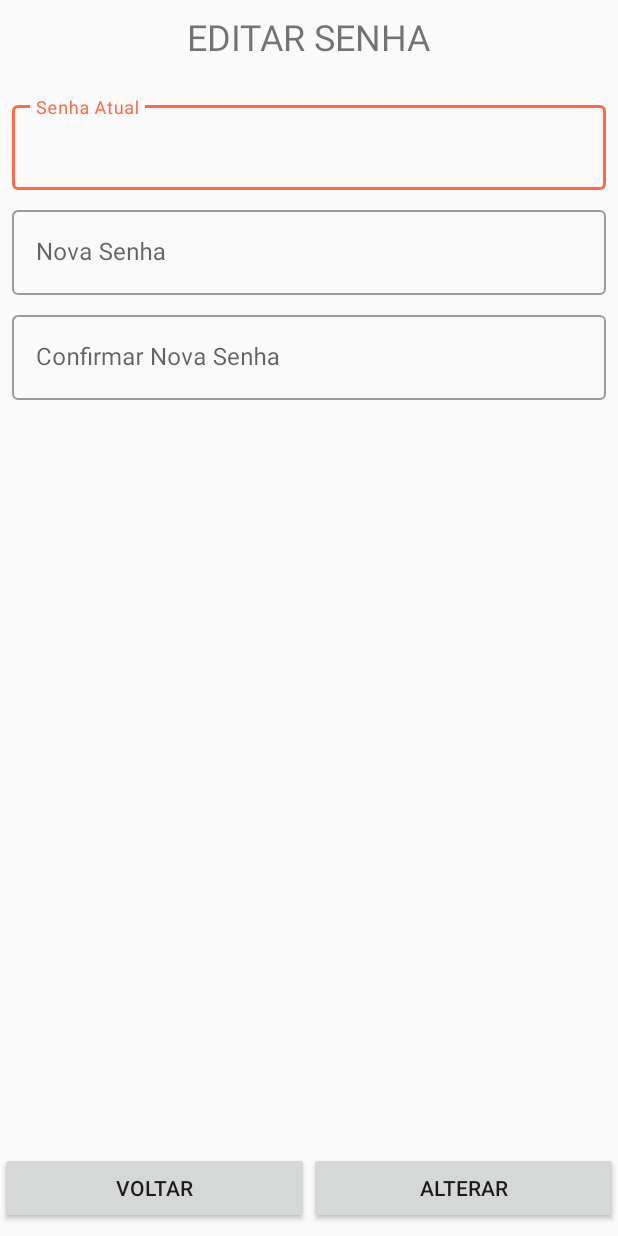
After one commit to notmarinho/BilangoMarket, an Android app: the EditarSenha screen opened directly, with no data from a screen before it, on a phone screen of 412 x 824 dp. The commit adds this screen. Run offline under Robolectric (Android 15) with nearby library versions, the light colour scheme and no system bars.

Commit message:
Editar usuario
Inseridas as Acitivity do menu de editar o usuario, assim como as funcionalidades de editar a senha e o nome do usuario.

```diff
--- /dev/null
+++ b/app/src/main/java/com/example/mateus/bilangomarket/EditarSenha.java
@@ -0,0 +1,60 @@
+package com.example.mateus.bilangomarket;
+
+import android.support.v7.app.AppCompatActivity;
+import android.os.Bundle;
+import android.view.View;
+import android.widget.EditText;
+import android.widget.Toast;
+
+import com.example.mateus.bilangomarket.DATA.UsuarioDAO;
+
+public class EditarSenha extends AppCompatActivity {
+
+    String usuario_senha;
+    String usuario_email;
+    EditText edt_senhaAtual;
+    EditText edt_novaSenha;
+    EditText edt_novaSenhaConf;
+
+    @Override
+    protected void onCreate(Bundle savedInstanceState) {
+        super.onCreate(savedInstanceState);
+        setContentView(R.layout.activity_editar_senha);
+        edt_senhaAtual = (EditText)findViewById(R.id.edt_senhaAtual);
+        edt_novaSenha = (EditText)findViewById(R.id.edt_novaSenha);
+        edt_novaSenhaConf = (EditText)findViewById(R.id.edt_confNovaSenha);
+        Bundle bundle = getIntent().getExtras();
+        if(bundle != null){
+            usuario_senha = bundle.getString("usuario_senha");
+            usuario_email = bundle.getString("usuario_email");
+        }
+    }
+
+    public void alterarSenha(View view){
+        boolean erro = false;
+        String senhaAtual = edt_senhaAtual.getText().toString();
+        String novaSenha  = edt_novaSenha.getText().toString();
+        String novaSenhaConf = edt_novaSenhaConf.getText().toString();
+
+        while (true){
+            if (!usuario_senha.equals(senhaAtual)){
+                erro = true;
+                Toast.makeText(this, "A senha inserida não corresponde a senha atual", Toast.LENGTH_SHORT).show();
+                break;
+            }else if (novaSenha.length() < 5){
+                erro = true;
+                Toast.makeText(this, "A nova senha tem que ter no minimo 5 caracteres", Toast.LENGTH_SHORT).show();
+                break;
+            }else if (!novaSenha.equals(novaSenhaConf)){
+                erro = true;
+                Toast.makeText(this, "Há divergencia entre a senha inseria e a confirmação", Toast.LENGTH_SHORT).show();
+                break;
+            }else break;
+        }
+        if (erro == false){
+            UsuarioDAO usuarioDAO = new UsuarioDAO(getApplicationContext());
+            usuarioDAO.editarSenha(usuario_email, edt_novaSenha.getText().toString());
+            Toast.makeText(this, "Senha alterada com sucesso", Toast.LENGTH_SHORT).show();
+        }
+    }
+}
--- a/app/src/main/java/com/example/mateus/bilangomarket/LoginActivity.java
+++ b/app/src/main/java/com/example/mateus/bilangomarket/LoginActivity.java
@@ -229,7 +229,7 @@ public class LoginActivity extends AppCompatActivity implements LoaderCallbacks<
             showProgress(true);
             mAuthTask = new UserLoginTask(email, password);
             mAuthTask.execute((Void) null);
-            Intent it = new Intent(this, menuUsuario.class);
+            Intent it = new Intent(this, MenuUsuario.class);
             it.putExtra("usuario_nome", u.getNome());
             it.putExtra("usuario_email", u.getEmail());
             it.putExtra("usuario_senha", u.getSenha());
--- /dev/null
+++ b/app/src/main/res/layout/activity_editar_senha.xml
@@ -0,0 +1,103 @@
+<?xml version="1.0" encoding="utf-8"?>
+<android.support.constraint.ConstraintLayout xmlns:android="http://schemas.android.com/apk/res/android"
+    xmlns:app="http://schemas.android.com/apk/res-auto"
+    xmlns:tools="http://schemas.android.com/tools"
+    android:layout_width="match_parent"
+    android:layout_height="match_parent"
+    tools:context=".EditarSenha">
+
+    <TextView
+        android:id="@+id/textView3"
+        android:layout_width="wrap_content"
+        android:layout_height="wrap_content"
+        android:layout_marginTop="8dp"
+        android:text="EDITAR SENHA"
+        android:textSize="24sp"
+        app:layout_constraintEnd_toEndOf="parent"
+        app:layout_constraintStart_toStartOf="parent"
+        app:layout_constraintTop_toTopOf="parent" />
+
+    <android.support.design.widget.TextInputLayout
+        android:id="@+id/textInputLayout"
+        style="@style/Widget.MaterialComponents.TextInputLayout.OutlinedBox"
+        android:layout_width="0dp"
+        android:layout_height="wrap_content"
+        android:layout_marginStart="8dp"
+        android:layout_marginTop="24dp"
+        android:layout_marginEnd="8dp"
+        android:hint="Senha Atual"
+        app:layout_constraintEnd_toEndOf="parent"
+        app:layout_constraintStart_toStartOf="parent"
+        app:layout_constraintTop_toBottomOf="@+id/textView3">
+
+        <android.support.design.widget.TextInputEditText
+            android:id="@+id/edt_senhaAtual"
+            android:layout_width="match_parent"
+            android:layout_height="wrap_content"
+            android:inputType="textPassword" />
+    </android.support.design.widget.TextInputLayout>
+
+    <android.support.design.widget.TextInputLayout
+        android:id="@+id/textInputLayout2"
+        style="@style/Widget.MaterialComponents.TextInputLayout.OutlinedBox"
+        android:layout_width="0dp"
+        android:layout_height="wrap_content"
+        android:layout_marginStart="8dp"
+        android:layout_marginTop="8dp"
+        android:layout_marginEnd="8dp"
+        android:hint="Nova Senha"
+        app:layout_constraintEnd_toEndOf="parent"
+        app:layout_constraintStart_toStartOf="parent"
+        app:layout_constraintTop_toBottomOf="@+id/textInputLayout">
+
+        <android.support.design.widget.TextInputEditText
+            android:id="@+id/edt_novaSenha"
+            android:layout_width="match_parent"
+            android:layout_height="wrap_content"
+            android:inputType="textPassword" />
+    </android.support.design.widget.TextInputLayout>
+
+    <android.support.design.widget.TextInputLayout
+        style="@style/Widget.MaterialComponents.TextInputLayout.OutlinedBox"
+        android:layout_width="0dp"
+        android:layout_height="wrap_content"
+        android:layout_marginStart="8dp"
+        android:layout_marginTop="8dp"
+        android:layout_marginEnd="8dp"
+        android:hint="Confirmar Nova Senha"
+        app:layout_constraintEnd_toEndOf="parent"
+        app:layout_constraintStart_toStartOf="parent"
+        app:layout_constraintTop_toBottomOf="@+id/textInputLayout2">
+
+        <android.support.design.widget.TextInputEditText
+            android:id="@+id/edt_confNovaSenha"
+            android:layout_width="match_parent"
+            android:layout_height="wrap_content"
+            android:inputType="textPassword" />
+    </android.support.design.widget.TextInputLayout>
+
+    <LinearLayout
+        android:layout_width="0dp"
+        android:layout_height="wrap_content"
+        android:layout_marginBottom="8dp"
+        android:orientation="horizontal"
+        app:layout_constraintBottom_toBottomOf="parent"
+        app:layout_constraintEnd_toEndOf="parent"
+        app:layout_constraintStart_toStartOf="parent">
+
+        <Button
+            android:id="@+id/btn_voltar"
+            android:layout_width="wrap_content"
+            android:layout_height="wrap_content"
+            android:layout_weight="1"
+            android:text="Voltar" />
+
+        <Button
+            android:id="@+id/bnt_alterarSenha"
+            android:layout_width="wrap_content"
+            android:layout_height="wrap_content"
+            android:layout_weight="1"
+            android:onClick="alterarSenha"
+            android:text="Alterar" />
+    </LinearLayout>
+</android.support.constraint.ConstraintLayout>
```
Also changed, not shown: app/src/main/AndroidManifest.xml (+5 -2 lines), app/src/main/java/com/example/mateus/bilangomarket/DATA/UsuarioDAO.java (+36 -0 lines), app/src/main/java/com/example/mateus/bilangomarket/DeletarUsuario.java (deleted, +0 -56 lines), app/src/main/java/com/example/mateus/bilangomarket/EditarNomeUsuario.java (added, +46 -0 lines), app/src/main/java/com/example/mateus/bilangomarket/MenuEditarUsuario.java (added, +39 -0 lines), app/src/main/java/com/example/mateus/bilangomarket/MenuUsuario.java (renamed from app/src/main/java/com/example/mateus/bilangomarket/menuUsuario.java, +14 -4 lines), app/src/main/res/layout/activity_editar_nome_usuario.xml (added, +84 -0 lines), app/src/main/res/layout/activity_editar_usuario.xml (added, +44 -0 lines), app/src/main/res/layout/activity_menu_usuario.xml (+13 -0 lines), 2 other files.
